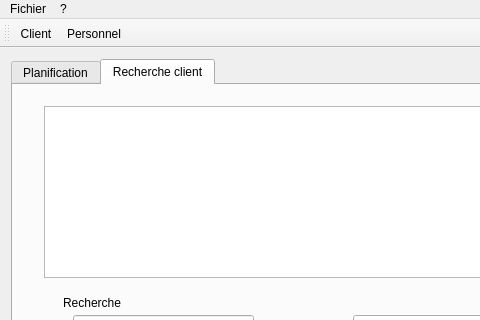
First picture: the form in AppliQt/Vue/mainwindow.ui, repository JermanKell/PRJ_TP_Qt, before the edit; both pictures show x 0 to 480 and y 0 to 320 of the 655 by 510 pixel window.
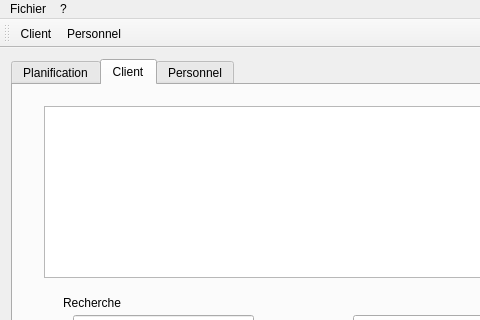
Second picture: the form after the edit. The open tabs and pages were chosen to show the change. Icons and pictures are not drawn.

Commit message: correction tabview 4colonnes

Diff of the .ui file:
```diff
--- a/AppliQt/Vue/mainwindow.ui
+++ b/AppliQt/Vue/mainwindow.ui
@@ -29,7 +29,7 @@
         </widget>
         <widget class="QWidget" name="tab_rechercheCcient">
          <attribute name="title">
-          <string>Recherche client</string>
+          <string>Client</string>
          </attribute>
          <widget class="QLabel" name="lab_Nom">
           <property name="geometry">
@@ -191,6 +191,11 @@
           </property>
          </widget>
         </widget>
+        <widget class="QWidget" name="tab_Personnel">
+         <attribute name="title">
+          <string>Personnel</string>
+         </attribute>
+        </widget>
        </widget>
       </item>
      </layout>
```
Left out of the diff: 4 changed lines with no effect on the pictures. The commit also changes 1 other file.
